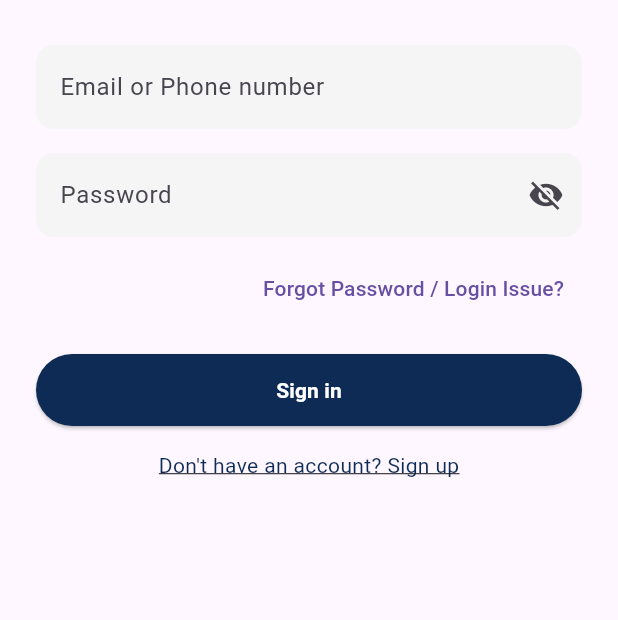
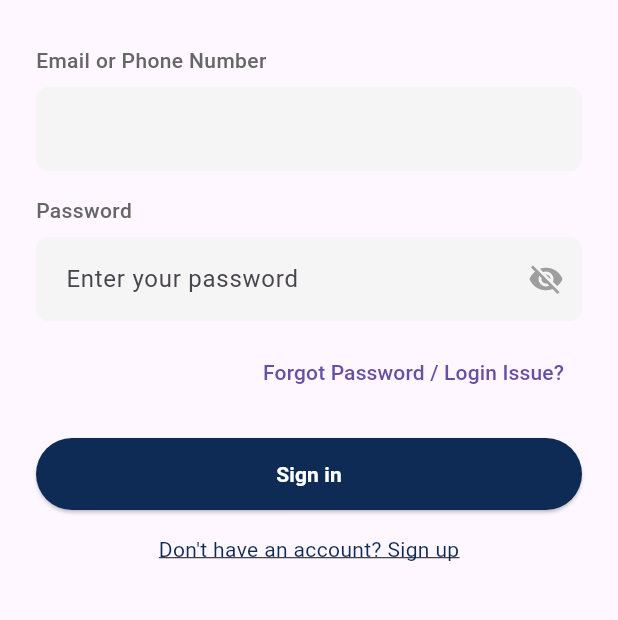
Before and after one commit to Haiderali27-hub/listenup, a Flutter app: the LoginScreen screen opened by its route, after a tap on "Sign in", on a phone screen of 412 x 824 dp, the part 183-803 px from its top. Run offline on Flutter 3.47's test engine with Material 3 defaults, Android fonts, the phone set to English and light mode, and no system bars; our stand-ins replace get.

Commit message:
fix the login and signup screens

```diff
--- a/lib/core/utils/validators.dart
+++ b/lib/core/utils/validators.dart
@@ -0,0 +1,61 @@
+class Validators {
+  static String? validateEmail(String? value) {
+    if (value == null || value.isEmpty) {
+      return 'Email is required';
+    }
+
+    final RegExp emailRegex = RegExp(
+      r'^[a-zA-Z0-9.]+@[a-zA-Z0-9]+\.[a-zA-Z]+',
+    );
+
+    if (!emailRegex.hasMatch(value)) {
+      return 'Enter a valid email';
+    }
+
+    return null;
+  }
+
+  static String? validatePassword(String? value) {
+    if (value == null || value.isEmpty) {
+      return 'Password is required';
+    }
+
+    if (value.length < 6) {
+      return 'Password must be at least 6 characters';
+    }
+
+    return null;
+  }
+
+  static String? validateName(String? value) {
+    if (value == null || value.isEmpty) {
+      return 'Name is required';
+    }
+
+    if (value.length < 2) {
+      return 'Name must be at least 2 characters';
+    }
+
+    return null;
+  }
+
+  static String? validatePhone(String? value) {
+    if (value == null || value.isEmpty) {
+      return 'Phone number is required';
+    }
+
+    if (value.length < 10) {
+      return 'Enter a valid phone number';
+    }
+
+    return null;
+  }
+
+  static String? validateRequired(String? value, String fieldName) {
+    if (value == null || value.isEmpty) {
+      return '$fieldName is required';
+    }
+
+    return null;
+  }
+}
--- a/lib/main.dart
+++ b/lib/main.dart
@@ -4,6 +4,7 @@ import 'package:get/get.dart';
 import 'routes/app_routes.dart';
 import 'screens/auth/login_screen.dart';
 import 'screens/auth/signup_screen.dart';
+import 'screens/home/home_screen.dart';
 import 'screens/onboarding/onboarding_screen.dart';
 import 'screens/splash/splash_screen.dart';
 
@@ -26,6 +27,7 @@ class MyApp extends StatelessWidget {
             name: AppRoutes.onboarding, page: () => const OnboardingScreen()),
         GetPage(name: AppRoutes.login, page: () => const LoginScreen()),
         GetPage(name: AppRoutes.signup, page: () => const SignupScreen()),
+        GetPage(name: AppRoutes.home, page: () => const HomeScreen()),
       ],
     );
   }
--- a/lib/screens/auth/login_screen.dart
+++ b/lib/screens/auth/login_screen.dart
@@ -1,15 +1,52 @@
 import 'package:flutter/material.dart';
+import 'package:get/get.dart';
 
+import '../../core/utils/validators.dart';
+import '../../routes/app_routes.dart';
+import '../../widgets/custom_text_field.dart';
 import '../../widgets/primary_button.dart';
 
-class LoginScreen extends StatelessWidget {
+class LoginScreen extends StatefulWidget {
   const LoginScreen({super.key});
+
+  @override
+  State<LoginScreen> createState() => _LoginScreenState();
+}
+
+class _LoginScreenState extends State<LoginScreen> {
+  final TextEditingController _emailController = TextEditingController();
+  final TextEditingController _passwordController = TextEditingController();
+  final _formKey = GlobalKey<FormState>();
+
+  String? _emailError;
+  String? _passwordError;
+
+  @override
+  void dispose() {
+    _emailController.dispose();
+    _passwordController.dispose();
+    super.dispose();
+  }
+
+  void _validateAndSubmit() {
+    setState(() {
+      _emailError = Validators.validateEmail(_emailController.text);
+      _passwordError = Validators.validatePassword(_passwordController.text);
+    });
+
+    if (_emailError == null && _passwordError == null) {
+      // Proceed with login
+      Get.offAllNamed(AppRoutes.home);
+    }
+  }
 
   @override
   Widget build(BuildContext context) {
     return Scaffold(
       body: Padding(
         padding: const EdgeInsets.symmetric(horizontal: 24, vertical: 48),
+        child: Form(
+          key: _formKey,
           child: Column(
             crossAxisAlignment: CrossAxisAlignment.start,
             children: [
@@ -22,30 +59,21 @@ class LoginScreen extends StatelessWidget {
                 ),
               ),
               const SizedBox(height: 30),
-            TextField(
-              decoration: InputDecoration(
-                labelText: 'Email or Phone number',
-                filled: true,
-                fillColor: Colors.grey[100],
-                border: OutlineInputBorder(
-                  borderRadius: BorderRadius.circular(12),
-                  borderSide: BorderSide.none,
-                ),
-              ),
+              CustomTextField(
+                labelText: 'Email or Phone Number',
+                keyboardType: TextInputType.emailAddress,
+                errorText: _emailError,
+                controller: _emailController,
+                autoValidate: true,
+                validator: Validators.validateEmail,
               ),
               const SizedBox(height: 16),
-            TextField(
-              obscureText: true,
-              decoration: InputDecoration(
+              CustomTextField(
                 labelText: 'Password',
-                suffixIcon: Icon(Icons.visibility_off),
-                filled: true,
-                fillColor: Colors.grey[100],
-                border: OutlineInputBorder(
-                  borderRadius: BorderRadius.circular(12),
-                  borderSide: BorderSide.none,
-                ),
-              ),
+                isPassword: true,
+                errorText: _passwordError,
+                controller: _passwordController,
+                validator: Validators.validatePassword,
               ),
               const SizedBox(height: 10),
               Align(
@@ -58,15 +86,13 @@ class LoginScreen extends StatelessWidget {
               const SizedBox(height: 20),
               PrimaryButton(
                 text: 'Sign in',
-              onPressed: () {
-                Navigator.pushReplacementNamed(context, '/home');
-              },
+                onPressed: _validateAndSubmit,
               ),
               const SizedBox(height: 16),
               Center(
                 child: GestureDetector(
                   onTap: () {
-                  Navigator.pushReplacementNamed(context, '/signup');
+                    Get.offAllNamed(AppRoutes.signup);
                   },
                   child: const Text(
                     "Don't have an account? Sign up",
@@ -76,8 +102,9 @@ class LoginScreen extends StatelessWidget {
                     ),
                   ),
                 ),
-            )
+              ),
             ],
+          ),
         ),
       ),
     );
--- /dev/null
+++ b/lib/widgets/custom_text_field.dart
@@ -0,0 +1,117 @@
+import 'package:flutter/material.dart';
+
+class CustomTextField extends StatefulWidget {
+  final String labelText;
+  final String? errorText;
+  final bool isPassword;
+  final TextEditingController? controller;
+  final TextInputType keyboardType;
+  final Function(String)? onChanged;
+  final String? Function(String?)? validator;
+  final bool autoValidate;
+
+  const CustomTextField({
+    Key? key,
+    required this.labelText,
+    this.errorText,
+    this.isPassword = false,
+    this.controller,
+    this.keyboardType = TextInputType.text,
+    this.onChanged,
+    this.validator,
+    this.autoValidate = false,
+  }) : super(key: key);
+
+  @override
+  State<CustomTextField> createState() => _CustomTextFieldState();
+}
+
+class _CustomTextFieldState extends State<CustomTextField> {
+  bool _obscureText = true;
+  String? _errorText;
+
+  @override
+  void initState() {
+    super.initState();
+    _errorText = widget.errorText;
+  }
+
+  @override
+  Widget build(BuildContext context) {
+    return Column(
+      crossAxisAlignment: CrossAxisAlignment.start,
+      children: [
+        Text(
+          widget.labelText,
+          style: const TextStyle(
+            color: Color(0xFF666666),
+            fontSize: 14,
+            fontWeight: FontWeight.w500,
+          ),
+        ),
+        const SizedBox(height: 8),
+        TextFormField(
+          controller: widget.controller,
+          obscureText: widget.isPassword && _obscureText,
+          keyboardType: widget.keyboardType,
+          onChanged: (value) {
+            if (widget.onChanged != null) {
+              widget.onChanged!(value);
+            }
+            if (widget.autoValidate && widget.validator != null) {
+              setState(() {
+                _errorText = widget.validator!(value);
+              });
+            }
+          },
+          validator: widget.validator,
+          decoration: InputDecoration(
+            hintText: widget.isPassword ? 'Enter your password' : null,
+            errorText: _errorText,
+            filled: true,
+            fillColor: Colors.grey[100],
+            contentPadding:
+                const EdgeInsets.symmetric(horizontal: 16, vertical: 16),
+            border: OutlineInputBorder(
+              borderRadius: BorderRadius.circular(8),
+              borderSide: BorderSide.none,
+            ),
+            enabledBorder: OutlineInputBorder(
+              borderRadius: BorderRadius.circular(8),
+              borderSide: BorderSide.none,
+            ),
+            focusedBorder: OutlineInputBorder(
+              borderRadius: BorderRadius.circular(8),
+              borderSide: BorderSide.none,
+            ),
+            errorBorder: OutlineInputBorder(
+              borderRadius: BorderRadius.circular(8),
+              borderSide: const BorderSide(color: Colors.red, width: 1),
+            ),
+            focusedErrorBorder: OutlineInputBorder(
+              borderRadius: BorderRadius.circular(8),
+              borderSide: const BorderSide(color: Colors.red, width: 1),
+            ),
+            errorStyle: const TextStyle(
+              color: Colors.red,
+              fontSize: 12,
+            ),
+            suffixIcon: widget.isPassword
+                ? IconButton(
+                    icon: Icon(
+                      _obscureText ? Icons.visibility_off : Icons.visibility,
+                      color: Colors.grey,
+                    ),
+                    onPressed: () {
+                      setState(() {
+                        _obscureText = !_obscureText;
+                      });
+                    },
+                  )
+                : null,
+          ),
+        ),
+      ],
+    );
+  }
+}
```
Also changed, not shown: lib/screens/auth/signup_screen.dart (+75 -36 lines), lib/screens/home/home_screen.dart (+31 -0 lines). Lines whose indentation alone changed are shown as unchanged.
